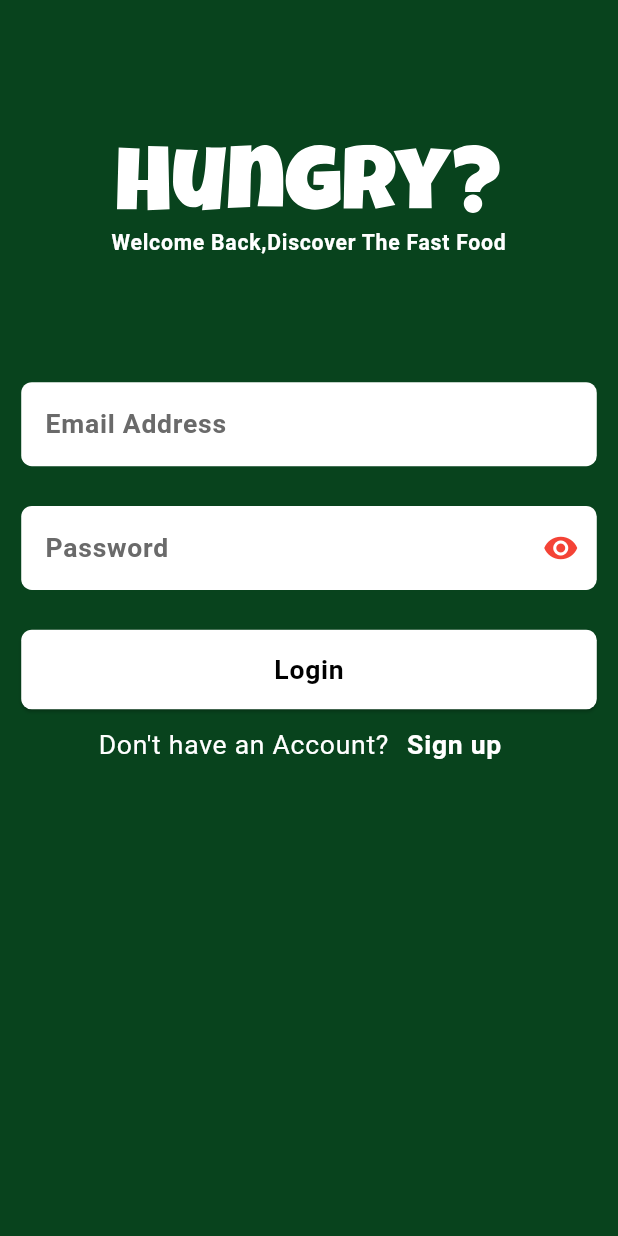
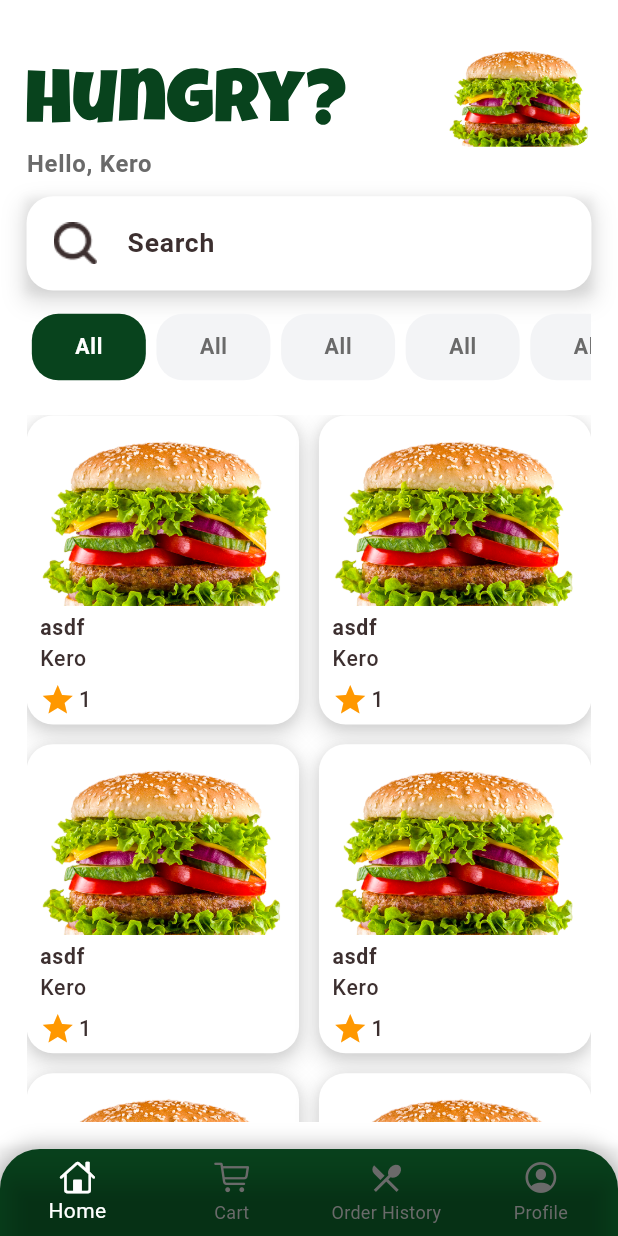
Before and after one commit to SWE-Keroles-Hany/hungry-app, a Flutter app: the screen it shows after launch, on a phone screen of 412 x 824 dp. Run offline on Flutter 3.47's test engine with Material 3 defaults, Android fonts, the phone set to English and light mode, and no system bars; our stand-ins replace flutter_screenutil, flutter_svg.

Commit message:
tabs and home tab

```diff
--- a/lib/core/theme/app_theme.dart
+++ b/lib/core/theme/app_theme.dart
@@ -13,6 +13,11 @@ class AppTheme {
   static const Color yellow = Colors.yellow;
 
   static ThemeData theme = ThemeData(
+    bottomNavigationBarTheme: BottomNavigationBarThemeData(
+      type: BottomNavigationBarType.fixed,
+
+      backgroundColor: Colors.transparent,
+    ),
     textTheme: TextTheme(
       labelSmall: TextStyle(
         color: white,
--- a/lib/features/auth/presentation/screens/login_screen.dart
+++ b/lib/features/auth/presentation/screens/login_screen.dart
@@ -23,7 +23,7 @@ class LoginScreen extends StatelessWidget {
         resizeToAvoidBottomInset: true,
         backgroundColor: AppTheme.primaryColor,
         body: Padding(
-          padding: EdgeInsets.all(16.r),
+          padding: EdgeInsets.all(20.r),
           child: Form(
             key: _globalKey,
             child: SingleChildScrollView(
--- a/lib/features/auth/presentation/screens/sign_up_screen.dart
+++ b/lib/features/auth/presentation/screens/sign_up_screen.dart
@@ -27,7 +27,7 @@ class SignUpScreen extends StatelessWidget {
         resizeToAvoidBottomInset: true,
         backgroundColor: AppTheme.primaryColor,
         body: Padding(
-          padding: EdgeInsets.all(16.r),
+          padding: EdgeInsets.all(20.r),
           child: Form(
             key: _globalKey,
             child: SingleChildScrollView(
--- /dev/null
+++ b/lib/features/products/presentation/widgets/home_header.dart
@@ -0,0 +1,22 @@
+import 'package:flutter/cupertino.dart';
+import 'package:flutter_screenutil/flutter_screenutil.dart';
+import 'package:flutter_svg/svg.dart';
+
+class HomeHeader extends StatelessWidget {
+  const HomeHeader({super.key, required this.imgURL});
+  final String imgURL;
+
+  @override
+  Widget build(BuildContext context) {
+    return Row(
+      children: [
+        SvgPicture.asset("assets/images/green_logo.svg"),
+        Spacer(),
+        ClipRRect(
+          borderRadius: BorderRadiusGeometry.circular(16.r),
+          child: Image.asset(imgURL, width: 100.w),
+        ),
+      ],
+    );
+  }
+}
--- /dev/null
+++ b/lib/features/products/presentation/widgets/home_tab.dart
@@ -0,0 +1,37 @@
+import 'package:flutter/material.dart';
+import 'package:flutter_screenutil/flutter_screenutil.dart';
+import 'package:hungry_app/features/products/presentation/widgets/home_header.dart';
+import 'package:hungry_app/features/products/presentation/widgets/product_list.dart';
+import 'package:hungry_app/features/products/presentation/widgets/product_tabs.dart';
+import 'package:hungry_app/features/products/presentation/widgets/search_text_form.dart';
+import 'package:hungry_app/features/products/presentation/widgets/welcome_message.dart';
+
+class HomeTab extends StatefulWidget {
+  const HomeTab({super.key});
+
+  @override
+  State<HomeTab> createState() => _HomeTabState();
+}
+
+class _HomeTabState extends State<HomeTab> with SingleTickerProviderStateMixin {
+  @override
+  Widget build(BuildContext context) {
+    return Padding(
+      padding: EdgeInsets.all(20.r),
+      child: Column(
+        crossAxisAlignment: CrossAxisAlignment.start,
+        children: [
+          SizedBox(height: 15.h),
+          HomeHeader(imgURL: "assets/images/image.png"),
+          WelcomeMessage(name: "Kero"),
+          SizedBox(height: 10),
+          SearchTextForm(),
+          SizedBox(height: 12),
+          ProductTabs(),
+          SizedBox(height: 20),
+          ProductList(),
+        ],
+      ),
+    );
+  }
+}
--- /dev/null
+++ b/lib/features/products/presentation/widgets/product_item.dart
@@ -0,0 +1,87 @@
+import 'package:flutter/material.dart';
+import 'package:flutter_screenutil/flutter_screenutil.dart';
+import 'package:hungry_app/core/theme/app_theme.dart';
+
+class ProductItem extends StatelessWidget {
+  const ProductItem({
+    super.key,
+    required this.textTheme,
+    required this.description,
+    required this.rate,
+    required this.imgURL,
+
+    required this.title,
+  });
+  final String title;
+  final String description;
+  final int rate;
+  final TextTheme textTheme;
+  final String imgURL;
+
+  @override
+  Widget build(BuildContext context) {
+    final width = MediaQuery.sizeOf(context).width;
+
+    return Container(
+      padding: EdgeInsets.symmetric(vertical: 14.r, horizontal: 10.r),
+      width: width * 0.45,
+      // height: 500,
+      decoration: BoxDecoration(
+        boxShadow: [
+          BoxShadow(
+            color: AppTheme.black.withAlpha(
+              (0.15 * 255).toInt(),
+            ), // 0.15 opacity
+            spreadRadius: 1,
+            blurRadius: 12,
+            offset: Offset(0, 6),
+          ),
+          BoxShadow(
+            color: AppTheme.black.withAlpha(
+              (0.05 * 255).toInt(),
+            ), // 0.05 opacity
+            spreadRadius: 1,
+            blurRadius: 4,
+            offset: Offset(0, 2),
+          ),
+        ],
+        borderRadius: BorderRadius.circular(20.r),
+        color: AppTheme.white,
+      ),
+      child: Column(
+        crossAxisAlignment: CrossAxisAlignment.start,
+        children: [
+          Image.asset(imgURL),
+          SizedBox(height: 5.h),
+          Text(
+            title,
+            style: textTheme.labelSmall!.copyWith(color: AppTheme.darkBrown),
+          ),
+          Text(
+            description,
+            style: textTheme.labelSmall!.copyWith(
+              color: AppTheme.darkBrown,
+              fontWeight: FontWeight.w500,
+            ),
+          ),
+          // Spacer(),
+          SizedBox(height: 5.h),
+
+          Row(
+            children: [
+              Icon(Icons.star, color: Colors.orange),
+              SizedBox(width: 2.w),
+              Text(
+                "$rate",
+                style: textTheme.labelSmall!.copyWith(
+                  color: AppTheme.darkBrown,
+                  fontWeight: FontWeight.w500,
+                ),
+              ),
+            ],
+          ),
+        ],
+      ),
+    );
+  }
+}
--- /dev/null
+++ b/lib/features/products/presentation/widgets/product_list.dart
@@ -0,0 +1,33 @@
+import 'package:flutter/material.dart';
+import 'package:flutter_screenutil/flutter_screenutil.dart';
+import 'package:hungry_app/features/products/presentation/widgets/product_item.dart';
+
+class ProductList extends StatelessWidget {
+  const ProductList({super.key});
+
+  @override
+  Widget build(BuildContext context) {
+    final height = MediaQuery.sizeOf(context).height;
+    final textTheme = Theme.of(context).textTheme;
+    return Expanded(
+      child: GridView.builder(
+        itemCount: 10,
+        gridDelegate: SliverGridDelegateWithFixedCrossAxisCount(
+          crossAxisSpacing: 15.r,
+          mainAxisSpacing: 15.r,
+          mainAxisExtent: height * 0.25,
+          crossAxisCount: 2,
+        ),
+        itemBuilder: (context, index) {
+          return ProductItem(
+            imgURL: "assets/images/image.png",
+            textTheme: textTheme,
+            description: 'Kero',
+            rate: 1,
+            title: 'asdf',
+          );
+        },
+      ),
+    );
+  }
+}
--- /dev/null
+++ b/lib/features/products/presentation/widgets/product_tabs.dart
@@ -0,0 +1,49 @@
+import 'package:flutter/material.dart';
+import 'package:hungry_app/core/theme/app_theme.dart';
+import 'package:hungry_app/features/products/presentation/widgets/tab_item.dart';
+
+import 'home_tab.dart';
+
+class ProductTabs extends StatefulWidget {
+  const ProductTabs({super.key});
+
+  @override
+  State<ProductTabs> createState() => _ProductTabsState();
+}
+
+class _ProductTabsState extends State<ProductTabs> {
+  Color bgColor = AppTheme.primaryColor;
+  Color titleColor = AppTheme.white;
+  int selectedTab = 0;
+
+  @override
+  Widget build(BuildContext context) {
+    final textTheme = Theme.of(context).textTheme;
+    return SingleChildScrollView(
+      scrollDirection: Axis.horizontal,
+
+      child: Row(
+        children: List.generate(
+          5,
+          (index) => GestureDetector(
+            onTap: () {
+              setState(() {
+                selectedTab = index;
+              });
+            },
+            child: TabItem(
+              titleColor: selectedTab == index
+                  ? AppTheme.white
+                  : AppTheme.mediumGray,
+              textTheme: textTheme,
+              title: "All",
+              bgColor: selectedTab == index
+                  ? AppTheme.primaryColor
+                  : AppTheme.lightGray,
+            ),
+          ),
+        ),
+      ),
+    );
+  }
+}
--- /dev/null
+++ b/lib/features/products/presentation/widgets/search_text_form.dart
@@ -0,0 +1,61 @@
+import 'package:flutter/cupertino.dart';
+import 'package:flutter/material.dart';
+import 'package:flutter_screenutil/flutter_screenutil.dart';
+import 'package:hungry_app/core/theme/app_theme.dart';
+
+class SearchTextForm extends StatelessWidget {
+  const SearchTextForm({super.key});
+
+  @override
+  Widget build(BuildContext context) {
+    final textTheme = Theme.of(context).textTheme;
+
+    return Container(
+      decoration: BoxDecoration(
+        boxShadow: [
+          BoxShadow(
+            color: AppTheme.black.withAlpha(
+              (0.15 * 255).toInt(),
+            ), // 0.15 opacity
+            spreadRadius: 1,
+            blurRadius: 12,
+            offset: Offset(0, 6),
+          ),
+          BoxShadow(
+            color: AppTheme.black.withAlpha(
+              (0.05 * 255).toInt(),
+            ), // 0.05 opacity
+            spreadRadius: 1,
+            blurRadius: 4,
+            offset: Offset(0, 2),
+          ),
+        ],
+      ),
+      child: TextField(
+        cursorColor: AppTheme.darkBrown,
+        cursorRadius: Radius.circular(2.r),
+        decoration: InputDecoration(
+          contentPadding: EdgeInsets.symmetric(vertical: 22.h),
+          fillColor: AppTheme.white,
+          filled: true,
+
+          hint: Text(
+            "Search",
+            style: textTheme.labelMedium!.copyWith(color: AppTheme.darkBrown),
+          ),
+          prefixIcon: Padding(
+            padding: EdgeInsets.only(left: 8.w, right: 6.w),
+            child: Image.asset(
+              "assets/images/search.png",
+              // fit: BoxFit.contain,
+            ),
+          ),
+          border: OutlineInputBorder(
+            borderSide: BorderSide.none,
+            borderRadius: BorderRadius.circular(20.r),
+          ),
+        ),
+      ),
+    );
+  }
+}
--- /dev/null
+++ b/lib/features/products/presentation/widgets/tab_item.dart
@@ -0,0 +1,36 @@
+import 'package:flutter/cupertino.dart';
+import 'package:flutter/material.dart';
+import 'package:flutter_screenutil/flutter_screenutil.dart';
+
+class TabItem extends StatelessWidget {
+  const TabItem({
+    super.key,
+    required this.textTheme,
+    required this.title,
+    required this.bgColor,
+    required this.titleColor,
+  });
+  final TextTheme textTheme;
+  final String title;
+  final Color bgColor;
+  final Color titleColor;
+
+  @override
+  Widget build(BuildContext context) {
+    return Container(
+      height: 50.h,
+      padding: EdgeInsets.symmetric(horizontal: 30.w),
+      margin: EdgeInsets.all(4.r),
+      decoration: BoxDecoration(
+        borderRadius: BorderRadius.circular(20.r),
+        color: bgColor,
+      ),
+      child: Center(
+        child: Text(
+          title,
+          style: textTheme.labelSmall!.copyWith(color: titleColor),
+        ),
+      ),
+    );
+  }
+}
--- /dev/null
+++ b/lib/features/products/presentation/widgets/welcome_message.dart
@@ -0,0 +1,21 @@
+import 'package:flutter/material.dart';
+import 'package:flutter_screenutil/flutter_screenutil.dart';
+import 'package:hungry_app/core/theme/app_theme.dart';
+
+class WelcomeMessage extends StatelessWidget {
+  const WelcomeMessage({required this.name, super.key});
+  final String name;
+
+  @override
+  Widget build(BuildContext context) {
+    final textTheme = Theme.of(context).textTheme;
+
+    return Text(
+      "Hello, $name",
+      style: textTheme.labelSmall!.copyWith(
+        fontSize: 18.sp,
+        color: AppTheme.mediumGray,
+      ),
+    );
+  }
+}
--- a/lib/home_screen.dart
+++ b/lib/home_screen.dart
@@ -1,34 +1,75 @@
 import 'package:flutter/cupertino.dart';
 import 'package:flutter/material.dart';
+import 'package:flutter_screenutil/flutter_screenutil.dart';
+import 'package:hungry_app/core/theme/app_theme.dart';
+import 'package:hungry_app/features/products/presentation/widgets/home_tab.dart';
 
-class HomeScreen extends StatelessWidget {
+class HomeScreen extends StatefulWidget {
   static const String routeName = "HomeScreen";
-  HomeScreen({super.key});
-  final List<Widget> tabs = [];
+
+  const HomeScreen({super.key});
+
+  @override
+  State<HomeScreen> createState() => _HomeScreenState();
+}
+
+class _HomeScreenState extends State<HomeScreen> {
+  int selectedTab = 0;
+
+  final List<Widget> tabs = [HomeTab(), Text("2"), Text("3"), Text("4")];
 
   @override
   Widget build(BuildContext context) {
-    return Scaffold(
-      bottomNavigationBar: BottomNavigationBar(
+    return SafeArea(
+      child: Scaffold(
+        body: tabs[selectedTab],
+        bottomNavigationBar: Container(
+          decoration: BoxDecoration(
+            boxShadow: [
+              BoxShadow(
+                color: Colors.black.withValues(alpha: 0.2),
+                spreadRadius: 1, // how much the shadow spreads
+                blurRadius: 10, // softness
+                offset: Offset(0, -3), // vertical shadow, negative for top
+              ),
+            ],
+            borderRadius: BorderRadius.only(
+              topRight: Radius.circular(30.r),
+              topLeft: Radius.circular(30.r),
+            ),
+            color: AppTheme.primaryColor,
+          ),
+          child: BottomNavigationBar(
+            currentIndex: selectedTab,
+            selectedItemColor: AppTheme.white,
+            unselectedItemColor: AppTheme.mediumGray,
+            backgroundColor: Colors.transparent,
+            onTap: (value) {
+              setState(() {
+                selectedTab = value;
+              });
+            },
             items: [
               BottomNavigationBarItem(
                 icon: Icon(CupertinoIcons.home),
                 label: "Home",
               ),
-
               BottomNavigationBarItem(
                 icon: Icon(CupertinoIcons.cart),
-            label: "My Cart",
+                label: "Cart",
               ),
+
               BottomNavigationBarItem(
                 icon: Icon(Icons.local_restaurant_sharp),
                 label: "Order History",
               ),
-          // BottomNavigationBarItem(
-          //   icon: Icon(CupertinoIcons.profile_circled),
-          //   label: "Profile",
-          // ),
+              BottomNavigationBarItem(
+                icon: Icon(CupertinoIcons.profile_circled),
+                label: "Profile",
+              ),
             ],
+          ),
+        ),
       ),
     );
   }
--- a/lib/main.dart
+++ b/lib/main.dart
@@ -4,7 +4,6 @@ import 'package:hungry_app/core/routes/app_routes.dart';
 import 'package:hungry_app/core/theme/app_theme.dart';
 import 'package:hungry_app/features/auth/presentation/screens/login_screen.dart';
 import 'package:hungry_app/home_screen.dart';
-import 'package:hungry_app/splash_screen.dart';
 
 void main() {
   runApp(const HungryApp());
@@ -19,7 +18,7 @@ class HungryApp extends StatelessWidget {
       builder: (context, child) => MaterialApp(
         theme: AppTheme.theme,
         debugShowCheckedModeBanner: false,
-        initialRoute: LoginScreen.routeName,
+        initialRoute: HomeScreen.routeName,
         routes: AppRoutes.routes,
       ),
       minTextAdapt: true,
--- a/pubspec.yaml
+++ b/pubspec.yaml
@@ -36,6 +36,8 @@ dependencies:
   cupertino_icons: ^1.0.8
   flutter_screenutil: ^5.9.3
   flutter_svg: ^2.2.1
+  tab_indicator_styler: ^2.0.0
+  buttons_tabbar: ^1.3.15
 
 dev_dependencies:
   flutter_test:
```
Also changed, not shown: assets/images/green_logo.svg (added), assets/images/search.png (added), pubspec.lock. Lines whose indentation alone changed are shown as unchanged.
